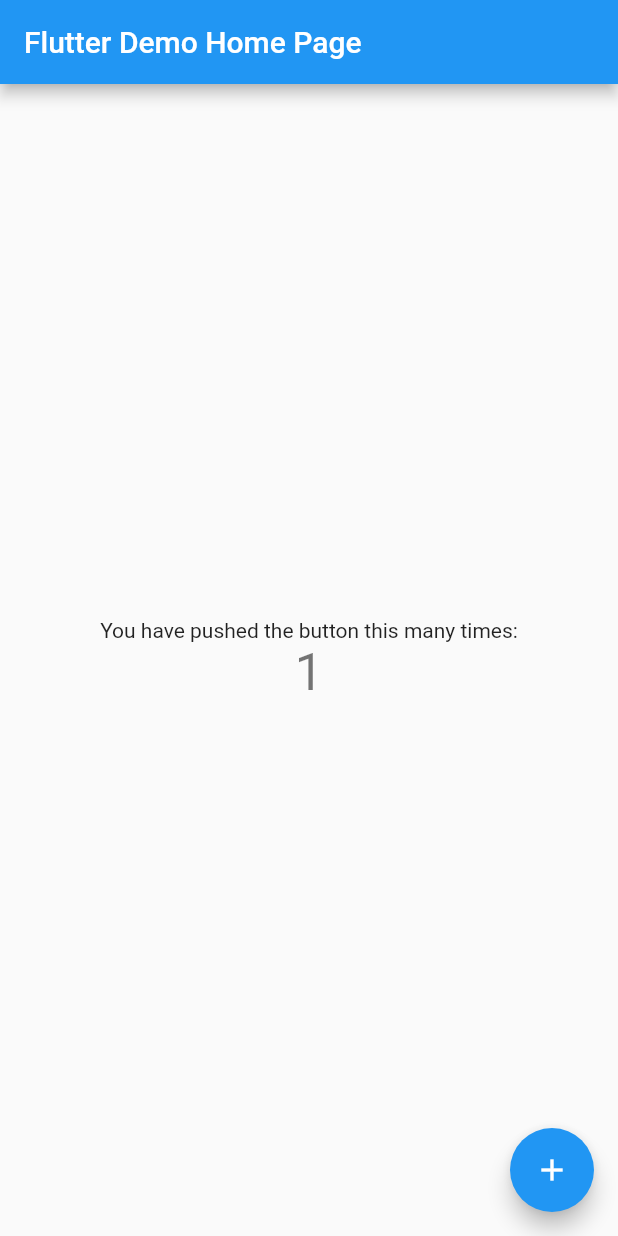
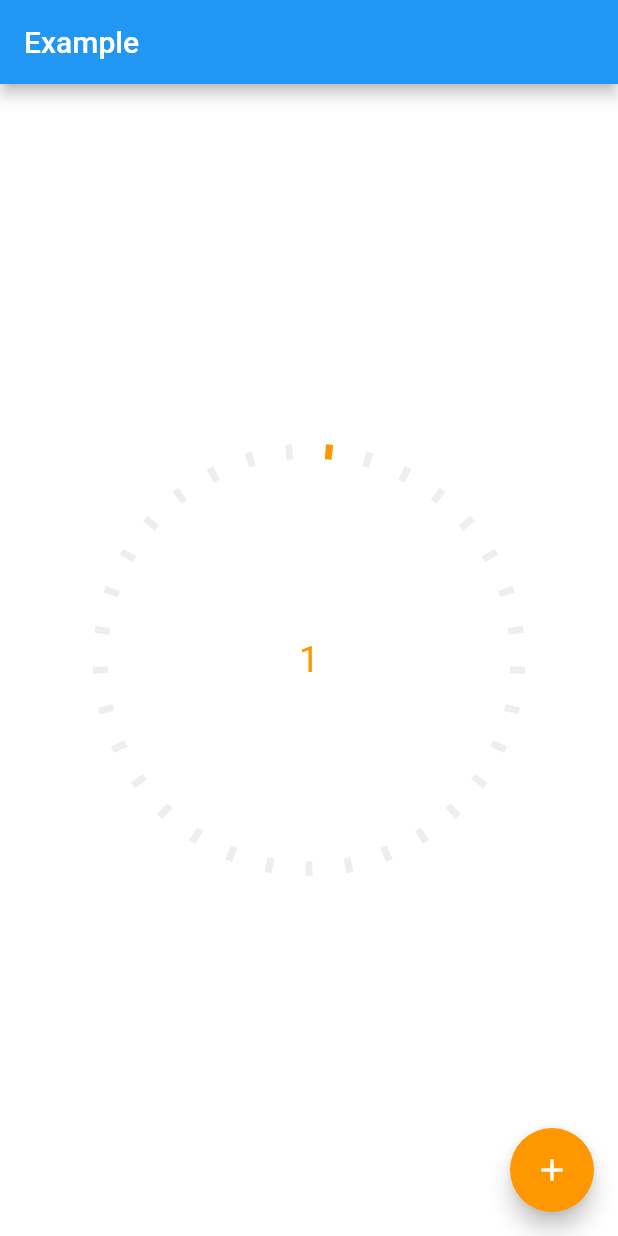
Before and after one commit to MahanaElbana/isar_getx_todo_flutter, a Flutter app: the screen it shows after launch, after a tap on the "add" icon, on a phone screen of 412 x 824 dp. Run offline on Flutter 3.47's test engine with Material 2 defaults, Android fonts, the phone set to English and light mode, and no system bars; drawn by our look-alikes of step_progress_indicator.

Commit message:
add update

```diff
--- /dev/null
+++ b/lib/app/isar_provider_todo_flutter_app.dart
@@ -0,0 +1,20 @@
+import 'package:flutter/material.dart';
+import 'package:isar_getx_todo_flutter/view/home/home_screen.dart';
+
+class IsarproviderTodoFlutterApp extends StatelessWidget {
+  const IsarproviderTodoFlutterApp._inernal();
+
+  static const  IsarproviderTodoFlutterApp _instance =
+        IsarproviderTodoFlutterApp._inernal();
+
+ factory IsarproviderTodoFlutterApp() {
+    return _instance ;
+  }
+
+  @override
+  Widget build(BuildContext context) {
+    return const MaterialApp(
+      home: MyHomePage(),
+    );
+  }
+}
--- /dev/null
+++ b/lib/controller/counter_control.dart
@@ -0,0 +1,25 @@
+import 'package:flutter/material.dart';
+
+class Counter with ChangeNotifier {
+  int _count = 0;
+  Color _selectedColor = Colors.grey;
+
+  int get count => _count;
+  Color get selectedColor => _selectedColor;
+  void increment() {
+    _count++;
+    if (_count <= 33) {
+      _selectedColor = Colors.orange;
+    } else if (_count > 33 && _count <= 66) {
+      _selectedColor = Colors.blue;
+    } else {
+      _selectedColor = Colors.green;
+    }
+    notifyListeners();
+  }
+
+  void restartCounter() {
+    _count = 0;
+    notifyListeners();
+  }
+}
--- a/lib/main.dart
+++ b/lib/main.dart
@@ -1,114 +1,19 @@
+
 import 'package:flutter/material.dart';
+import 'package:isar_getx_todo_flutter/app/isar_provider_todo_flutter_app.dart';
+import 'package:isar_getx_todo_flutter/controller/counter_control.dart';
+
+import 'package:provider/provider.dart';
+
 
 void main() {
-  runApp(const MyApp());
+  runApp(
+
+    MultiProvider(
+      providers: [
+        ChangeNotifierProvider(create: (_) => Counter()),
+      ],
+      child: IsarproviderTodoFlutterApp(),
+    ),
+  );
 }
-
-class MyApp extends StatelessWidget {
-  const MyApp({super.key});
-
-  @override
-  Widget build(BuildContext context) {
-    return MaterialApp(
-      title: 'Flutter Demo',
-      theme: ThemeData(
-        // This is the theme of your application.
-        //
-        // Try running your application with "flutter run". You'll see the
-        // application has a blue toolbar. Then, without quitting the app, try
-        // changing the primarySwatch below to Colors.green and then invoke
-        // "hot reload" (press "r" in the console where you ran "flutter run",
-        // or simply save your changes to "hot reload" in a Flutter IDE).
-        // Notice that the counter didn't reset back to zero; the application
-        // is not restarted.
-        primarySwatch: Colors.blue,
-      ),
-      home: const MyHomePage(title: 'Flutter Demo Home Page'),
-    );
-  }
-}
-
-class MyHomePage extends StatefulWidget {
-  const MyHomePage({super.key, required this.title});
-
-  // This widget is the home page of your application. It is stateful, meaning
-  // that it has a State object (defined below) that contains fields that affect
-  // how it looks.
-
-  // This class is the configuration for the state. It holds the values (in this
-  // case the title) provided by the parent (in this case the App widget) and
-  // used by the build method of the State. Fields in a Widget subclass are
-  // always marked "final".
-
-  final String title;
-
-  @override
-  State<MyHomePage> createState() => _MyHomePageState();
-}
-
-class _MyHomePageState extends State<MyHomePage> {
-  int _counter = 0;
-
-  void _incrementCounter() {
-    setState(() {
-      // This call to setState tells the Flutter framework that something has
-      // changed in this State, which causes it to rerun the build method below
-      // so that the display can reflect the updated values. If we changed
-      // _counter without calling setState(), then the build method would not be
-      // called again, and so nothing would appear to happen.
-      _counter++;
-    });
-  }
-
-  @override
-  Widget build(BuildContext context) {
-    // This method is rerun every time setState is called, for instance as done
-    // by the _incrementCounter method above.
-    //
-    // The Flutter framework has been optimized to make rerunning build methods
-    // fast, so that you can just rebuild anything that needs updating rather
-    // than having to individually change instances of widgets.
-    return Scaffold(
-      appBar: AppBar(
-        // Here we take the value from the MyHomePage object that was created by
-        // the App.build method, and use it to set our appbar title.
-        title: Text(widget.title),
-      ),
-      body: Center(
-        // Center is a layout widget. It takes a single child and positions it
-        // in the middle of the parent.
-        child: Column(
-          // Column is also a layout widget. It takes a list of children and
-          // arranges them vertically. By default, it sizes itself to fit its
-          // children horizontally, and tries to be as tall as its parent.
-          //
-          // Invoke "debug painting" (press "p" in the console, choose the
-          // "Toggle Debug Paint" action from the Flutter Inspector in Android
-          // Studio, or the "Toggle Debug Paint" command in Visual Studio Code)
-          // to see the wireframe for each widget.
-          //
-          // Column has various properties to control how it sizes itself and
-          // how it positions its children. Here we use mainAxisAlignment to
-          // center the children vertically; the main axis here is the vertical
-          // axis because Columns are vertical (the cross axis would be
-          // horizontal).
-          mainAxisAlignment: MainAxisAlignment.center,
-          children: <Widget>[
-            const Text(
-              'You have pushed the button this many times:',
-            ),
-            Text(
-              '$_counter',
-              style: Theme.of(context).textTheme.headline4,
-            ),
-          ],
-        ),
-      ),
-      floatingActionButton: FloatingActionButton(
-        onPressed: _incrementCounter,
-        tooltip: 'Increment',
-        child: const Icon(Icons.add),
-      ), // This trailing comma makes auto-formatting nicer for build methods.
-    );
-  }
-}
--- /dev/null
+++ b/lib/view/home/home_screen.dart
@@ -0,0 +1,72 @@
+import 'package:flutter/material.dart';
+import 'package:isar_getx_todo_flutter/controller/counter_control.dart';
+import 'package:provider/provider.dart';
+import 'package:step_progress_indicator/step_progress_indicator.dart';
+
+class MyHomePage extends StatelessWidget {
+  const MyHomePage({Key? key}) : super(key: key);
+
+  @override
+  Widget build(BuildContext context) {
+    return Scaffold(
+      appBar: AppBar(
+        title: const Text('Example'),
+      ),
+      body: GestureDetector(
+        onTap: () => context.read<Counter>().increment(),
+        child: Container(
+          height: double.infinity,
+          width: double.infinity,
+          color: Colors.white,
+          child: Center(
+            child: Column(
+              mainAxisSize: MainAxisSize.min,
+              mainAxisAlignment: MainAxisAlignment.center,
+              children: <Widget>[
+                CircularStepProgressIndicator(
+                  totalSteps: 33,
+                  currentStep: context.watch<Counter>().count%33,
+                  stepSize: 10,
+                  selectedColor: context.watch<Counter>().selectedColor,
+                  unselectedColor: Colors.grey.shade200,
+                  width: MediaQuery.of(context).size.width*0.7,
+                  height: MediaQuery.of(context).size.width*0.7,
+                  child:const Center(child: Count(), ),
+                ),
+
+              ],
+            ),
+          ),
+        ),
+      ),
+      floatingActionButton: context.watch<Counter>().count ==99?
+
+           FloatingActionButton(
+           backgroundColor:  Colors.pink.shade600,
+            onPressed: () =>  context.read<Counter>().restartCounter(),
+            tooltip: 'restart counter',
+            child:  const Icon(Icons.restart_alt_rounded ),
+
+      ): FloatingActionButton(
+        backgroundColor:context.watch<Counter>().selectedColor ,
+        key: const Key('increment_floatingActionButton'),
+        onPressed: () => context.read<Counter>().increment(),
+        tooltip: 'Increment',
+        child: const Icon(Icons.add),
+      ),
+    );
+  }
+}
+
+class Count extends StatelessWidget {
+  const Count({Key? key}) : super(key: key);
+
+  @override
+  Widget build(BuildContext context) {
+    return Text(
+      '${context.watch<Counter>().count}',
+      key: const Key('counterState'),
+      style: TextStyle(color: context.watch<Counter>().selectedColor ,fontSize: 24.0),
+    );
+  }
+}
```
Also changed, not shown: pubspec.yaml (+5 -49 lines), pubspec.lock, 1 other file.
